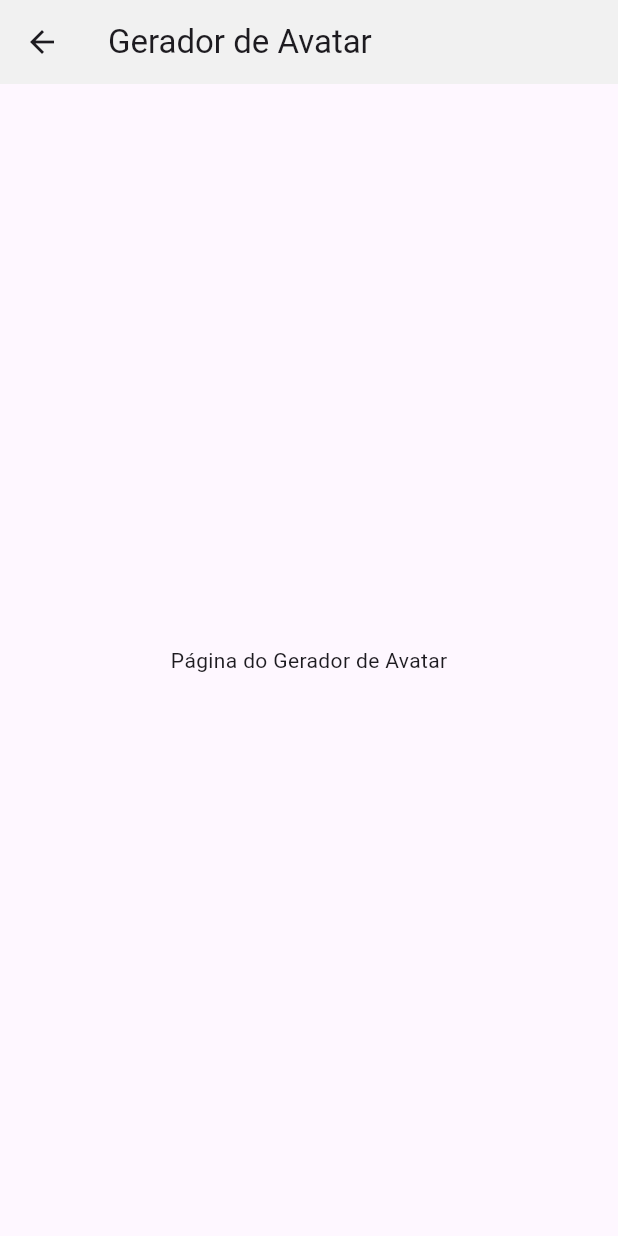
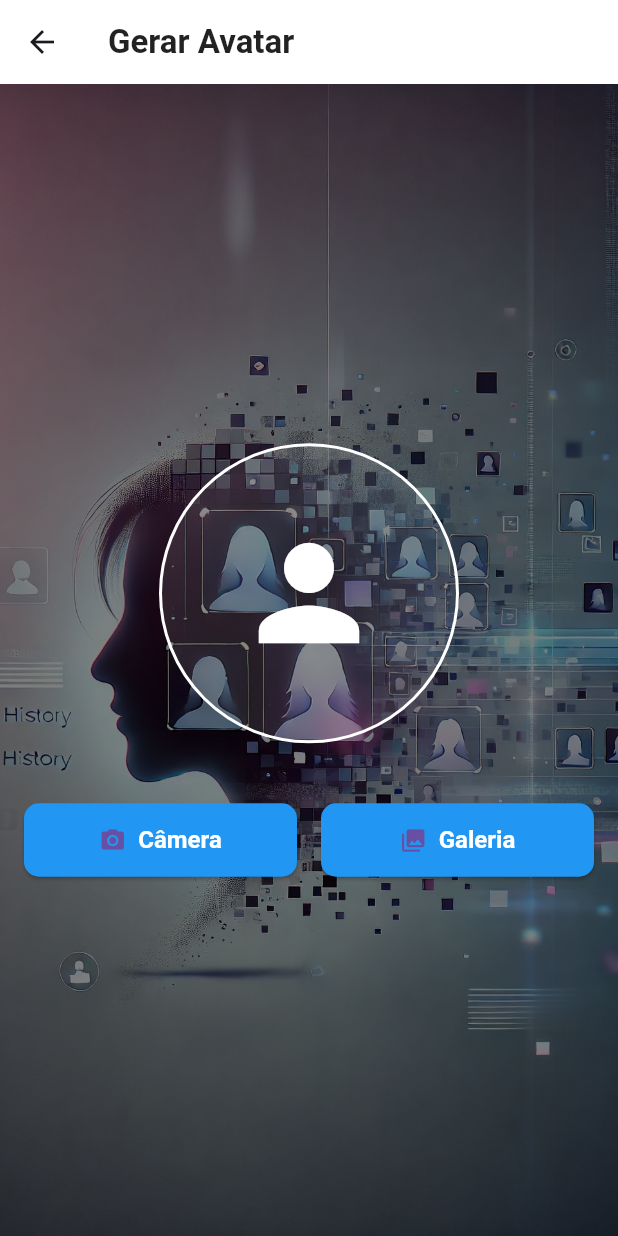
Before and after one commit to MatheusCond/AvatarGenius, a Flutter app: the GeradorAvatarScreen screen opened directly, on a phone screen of 412 x 824 dp. Run offline on Flutter 3.47's test engine with Material 3 defaults, Android fonts, the phone set to English and light mode, and no system bars; our stand-ins replace firebase_core, image_picker; accounts and stored records are empty.

Commit message:
Telas Feitas

```diff
--- a/lib/pages/cadastro.dart
+++ b/lib/pages/cadastro.dart
@@ -1,5 +1,5 @@
 import 'package:flutter/material.dart';
-import 'geradoravatar.dart';
+import 'package:myapp/pages/historicoavatares.dart';
 
 class CadastroScreen extends StatefulWidget {
   const CadastroScreen({Key? key}) : super(key: key);
@@ -107,7 +107,8 @@ class _CadastroScreenState extends State<CadastroScreen> {
                     Navigator.push(
                         context,
                         MaterialPageRoute(
-                            builder: (context) => const GeradorAvatarScreen()));
+                            builder: (context) =>
+                                const HistoricoAvataresScreen()));
                   },
                   style: ElevatedButton.styleFrom(
                     backgroundColor: Colors.blue,
--- a/lib/pages/geradoravatar.dart
+++ b/lib/pages/geradoravatar.dart
@@ -1,17 +1,114 @@
 import 'package:flutter/material.dart';
+import 'package:image_picker/image_picker.dart';
 
 class GeradorAvatarScreen extends StatelessWidget {
   const GeradorAvatarScreen({Key? key}) : super(key: key);
+
+  Future<void> _getImage(ImageSource source, BuildContext context) async {
+    final ImagePicker picker = ImagePicker();
+    try {
+      final XFile? image = await picker.pickImage(source: source);
+      if (image != null) {
+        // Aqui você pode adicionar a lógica para processar a imagem
+      }
+    } catch (e) {
+      // Tratamento de erro
+    }
+  }
 
   @override
   Widget build(BuildContext context) {
     return Scaffold(
       appBar: AppBar(
-        title: const Text('Gerador de Avatar'),
-        backgroundColor: const Color(0xFFF1F1F1),
+        title: const Text(
+          'Gerar Avatar',
+          style: TextStyle(
+            color: Colors.black87,
+            fontWeight: FontWeight.bold,
+          ),
+        ),
+        backgroundColor: Colors.white,
+        elevation: 0,
       ),
-      body: Center(
-        child: Text('Página do Gerador de Avatar'),
+      body: Container(
+        decoration: BoxDecoration(
+          image: DecorationImage(
+            image: const AssetImage('assets/images/backgroundhistorico.jpg'),
+            fit: BoxFit.cover,
+            colorFilter: ColorFilter.mode(
+              Colors.black.withOpacity(0.5),
+              BlendMode.darken,
+            ),
+          ),
+        ),
+        child: Padding(
+          padding: const EdgeInsets.all(16.0),
+          child: Column(
+            mainAxisAlignment: MainAxisAlignment.center,
+            children: [
+              Container(
+                width: 200,
+                height: 200,
+                decoration: BoxDecoration(
+                  color: Colors.white.withOpacity(0.1),
+                  border: Border.all(
+                    color: Colors.white,
+                    width: 2,
+                  ),
+                  borderRadius: BorderRadius.circular(100),
+                ),
+                child: const Center(
+                  child: Icon(
+                    Icons.person,
+                    size: 100,
+                    color: Colors.white,
+                  ),
+                ),
+              ),
+              const SizedBox(height: 40),
+              Row(
+                mainAxisAlignment: MainAxisAlignment.center,
+                children: [
+                  Expanded(
+                    child: ElevatedButton.icon(
+                      onPressed: () => _getImage(ImageSource.camera, context),
+                      icon: const Icon(Icons.camera_alt),
+                      label: const Text(
+                        'Câmera',
+                        style: TextStyle(color: Colors.white),
+                      ),
+                      style: ElevatedButton.styleFrom(
+                        backgroundColor: Colors.blue,
+                        padding: const EdgeInsets.symmetric(vertical: 15),
+                        shape: RoundedRectangleBorder(
+                          borderRadius: BorderRadius.circular(10),
+                        ),
+                      ),
+                    ),
+                  ),
+                  const SizedBox(width: 16),
+                  Expanded(
+                    child: ElevatedButton.icon(
+                      onPressed: () => _getImage(ImageSource.gallery, context),
+                      icon: const Icon(Icons.photo_library),
+                      label: const Text(
+                        'Galeria',
+                        style: TextStyle(color: Colors.white),
+                      ),
+                      style: ElevatedButton.styleFrom(
+                        backgroundColor: Colors.blue,
+                        padding: const EdgeInsets.symmetric(vertical: 15),
+                        shape: RoundedRectangleBorder(
+                          borderRadius: BorderRadius.circular(10),
+                        ),
+                      ),
+                    ),
+                  ),
+                ],
+              ),
+            ],
+          ),
+        ),
       ),
     );
   }
--- a/lib/pages/login.dart
+++ b/lib/pages/login.dart
@@ -1,5 +1,5 @@
 import 'package:flutter/material.dart';
-import 'geradoravatar.dart';
+import 'package:myapp/pages/historicoavatares.dart';
 import 'cadastro.dart';
 
 class LoginScreen extends StatefulWidget {
@@ -82,7 +82,7 @@ class _LoginScreenState extends State<LoginScreen> {
                     Navigator.push(
                         context,
                         MaterialPageRoute(
-                            builder: (context) => const GeradorAvatarScreen()));
+                            builder: (context) => const HistoricoAvataresScreen()));
                   },
                   style: ElevatedButton.styleFrom(
                     backgroundColor: Colors.blue,
--- a/pubspec.yaml
+++ b/pubspec.yaml
@@ -36,6 +36,7 @@ dependencies:
   # Use with the CupertinoIcons class for iOS style icons.
   cupertino_icons: ^1.0.8
   firebase_core: ^3.8.1
+  image_picker: ^1.1.2
 
 dev_dependencies:
   flutter_test:
@@ -62,6 +63,7 @@ flutter:
   # To add assets to your application, add an assets section, like this:
   assets:
     - assets/images/backgroundai.jpg
+    - assets/images/backgroundhistorico.jpg
 
 
   # An image asset can refer to one or more resolution-specific "variants", see
```
Also changed, not shown: lib/pages/historicoavatares.dart (+56 -0 lines), assets/images/backgroundhistorico.jpg (added), pubspec.lock.
